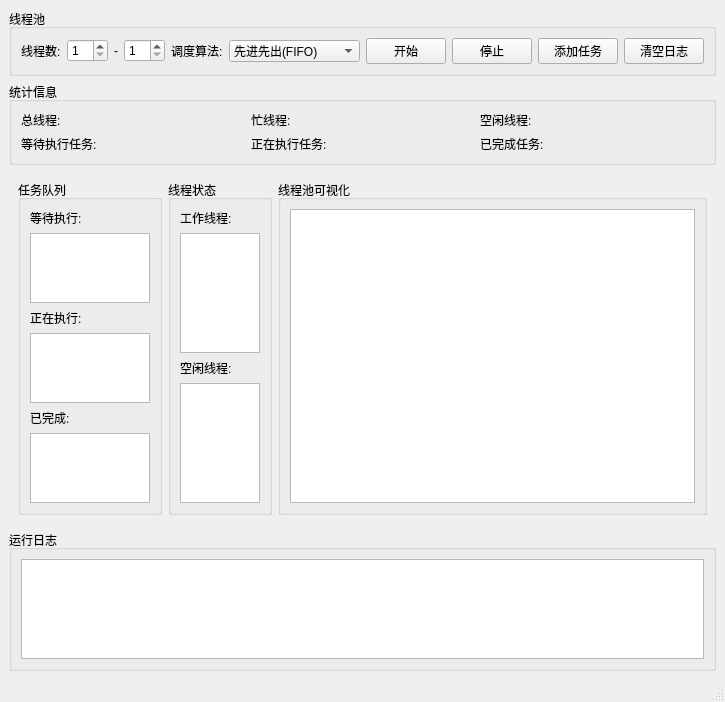
Qt form mainwindow.ui (HuJingwen1211/QT-ThreadPool) before a commit.
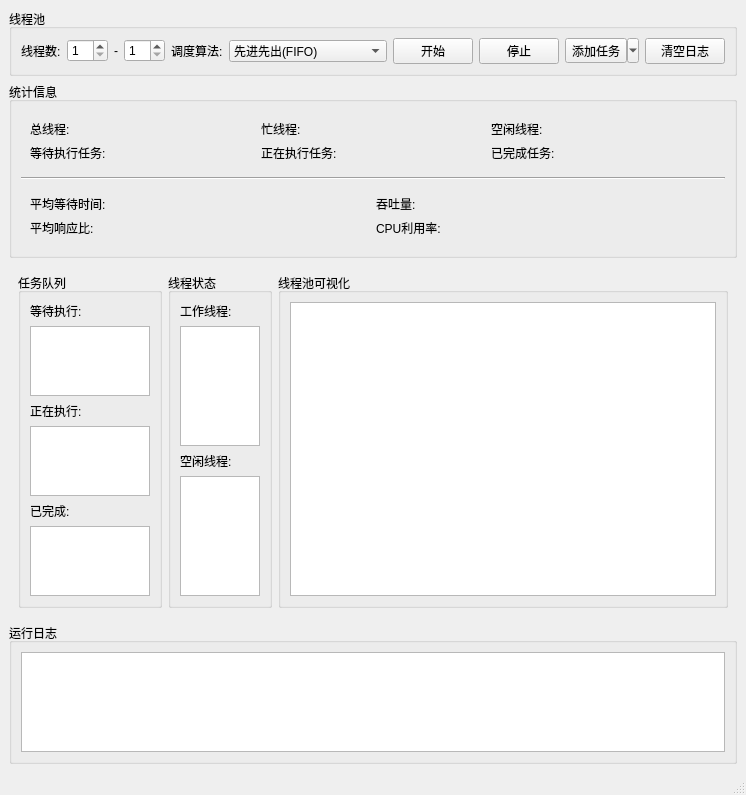
The same form after that commit. Custom widgets are drawn as their Qt base class.

```diff
--- a/mainwindow.ui
+++ b/mainwindow.ui
@@ -6,8 +6,8 @@
    <rect>
     <x>0</x>
     <y>0</y>
-    <width>520</width>
-    <height>579</height>
+    <width>560</width>
+    <height>642</height>
    </rect>
   </property>
   <property name="windowTitle">
@@ -89,6 +89,11 @@
            <string>优先级优先(PRIO)</string>
           </property>
          </item>
+         <item>
+          <property name="text">
+           <string>最高响应比优先(HRRN)</string>
+          </property>
+         </item>
         </widget>
        </item>
        <item>
@@ -106,10 +111,13 @@
         </widget>
        </item>
        <item>
-        <widget class="QPushButton" name="addTaskButton">
+        <widget class="QToolButton" name="addTaskToolButton">
          <property name="text">
           <string>添加任务</string>
          </property>
+         <property name="popupMode">
+          <enum>QToolButton::ToolButtonPopupMode::MenuButtonPopup</enum>
+         </property>
         </widget>
        </item>
        <item>
@@ -127,14 +135,10 @@
       <property name="title">
        <string>统计信息</string>
       </property>
+      <layout class="QVBoxLayout" name="verticalLayout_6">
+       <item>
+        <widget class="QWidget" name="widget_2" native="true">
       <layout class="QGridLayout" name="gridLayout">
-       <item row="1" column="1">
-        <widget class="QLabel" name="runningTaskLabel">
-         <property name="text">
-          <string>正在执行任务:</string>
-         </property>
-        </widget>
-       </item>
        <item row="0" column="2">
         <widget class="QLabel" name="idleThreadsLabel">
          <property name="text">
@@ -142,6 +146,13 @@
          </property>
         </widget>
        </item>
+          <item row="0" column="0">
+           <widget class="QLabel" name="totalThreadsLabel">
+            <property name="text">
+             <string>总线程:</string>
+            </property>
+           </widget>
+          </item>
        <item row="0" column="1">
         <widget class="QLabel" name="busyThreadsLabel">
          <property name="text">
@@ -149,6 +160,20 @@
          </property>
         </widget>
        </item>
+          <item row="1" column="0">
+           <widget class="QLabel" name="waitingTaskLabel">
+            <property name="text">
+             <string>等待执行任务:</string>
+            </property>
+           </widget>
+          </item>
+          <item row="1" column="1">
+           <widget class="QLabel" name="runningTaskLabel">
+            <property name="text">
+             <string>正在执行任务:</string>
+            </property>
+           </widget>
+          </item>
        <item row="1" column="2">
         <widget class="QLabel" name="finishedTasksLabel">
          <property name="text">
@@ -156,18 +181,48 @@
          </property>
         </widget>
        </item>
+         </layout>
+        </widget>
+       </item>
+       <item>
+        <widget class="Line" name="line">
+         <property name="orientation">
+          <enum>Qt::Orientation::Horizontal</enum>
+         </property>
+        </widget>
+       </item>
+       <item>
+        <widget class="QWidget" name="widget_3" native="true">
+         <layout class="QGridLayout" name="gridLayout_2">
        <item row="0" column="0">
-        <widget class="QLabel" name="totalThreadsLabel">
+           <widget class="QLabel" name="avgWaitTimeLabel">
          <property name="text">
-          <string>总线程:</string>
+             <string>平均等待时间:</string>
+            </property>
+           </widget>
+          </item>
+          <item row="0" column="1">
+           <widget class="QLabel" name="throughputLabel">
+            <property name="text">
+             <string>吞吐量:</string>
          </property>
         </widget>
        </item>
        <item row="1" column="0">
-        <widget class="QLabel" name="waitingTaskLabel">
+           <widget class="QLabel" name="avgResponseRatioLabel">
          <property name="text">
-          <string>等待执行任务:</string>
-         </property>
+             <string>平均响应比:</string>
+            </property>
+           </widget>
+          </item>
+          <item row="1" column="1">
+           <widget class="QLabel" name="cpuUtilizationLabel">
+            <property name="text">
+             <string>CPU利用率:</string>
+            </property>
+           </widget>
+          </item>
+         </layout>
         </widget>
        </item>
       </layout>
@@ -405,7 +460,7 @@
     <rect>
      <x>0</x>
      <y>0</y>
-     <width>520</width>
+     <width>560</width>
      <height>18</height>
     </rect>
    </property>
```
Lines whose indentation alone changed are shown as unchanged.
